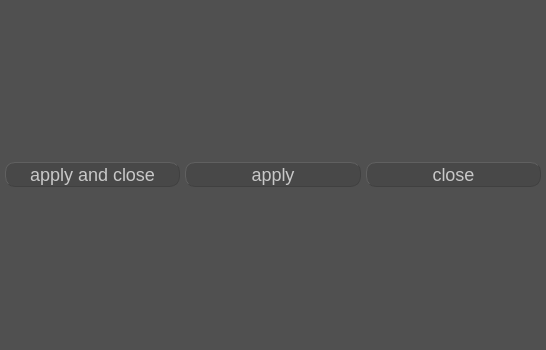
This is window.ui in xtvjxk123456/QFn as Qt 5 draws it before an edit. The edited form follows.
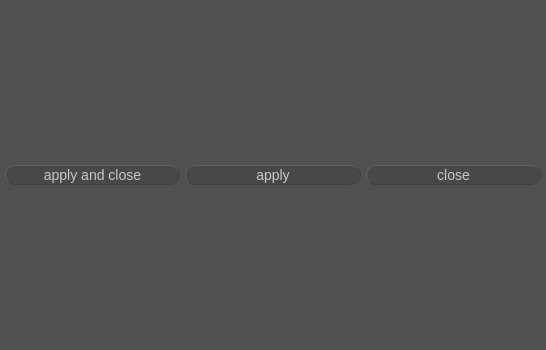
This is the edited form.

```diff
--- a/window.ui
+++ b/window.ui
@@ -26,7 +26,7 @@
    <string notr="true">QWidget{
     background: #484848;
     color: rgb(200,200,200);
-    font-size: 18px;
+    font-size: 14px;
     border-color: #404040;
     selection-background-color: LightSlateGray;
 }
```
Left out of the diff: 3 changed lines with no effect on the pictures.
